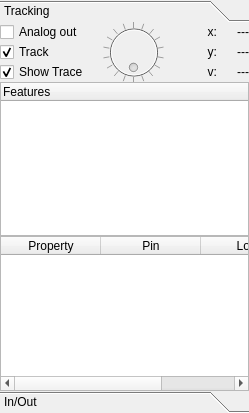
Old version of the form lib/ui/tab_objectsUi.ui in the repository gasparnori/Spotter.
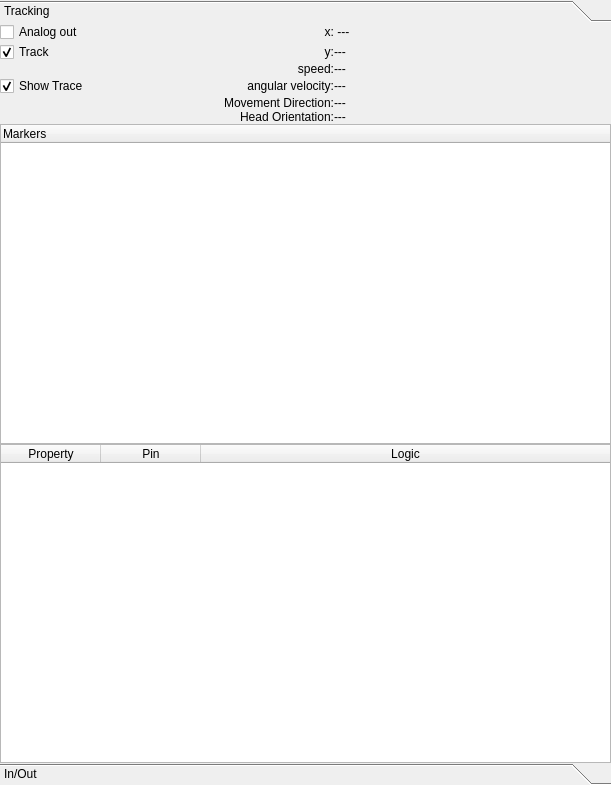
New version of the form.

Patch:
```diff
--- a/lib/ui/tab_objectsUi.ui
+++ b/lib/ui/tab_objectsUi.ui
@@ -6,8 +6,8 @@
    <rect>
     <x>0</x>
     <y>0</y>
-    <width>249</width>
-    <height>413</height>
+    <width>611</width>
+    <height>785</height>
    </rect>
   </property>
   <property name="windowTitle">
@@ -47,8 +47,8 @@
          <rect>
           <x>0</x>
           <y>0</y>
-          <width>247</width>
-          <height>369</height>
+          <width>609</width>
+          <height>725</height>
          </rect>
         </property>
         <attribute name="label">
@@ -69,7 +69,206 @@
            <property name="spacing">
             <number>0</number>
            </property>
-           <item row="3" column="0" colspan="5">
+           <item row="1" column="2">
+            <widget class="QLabel" name="lbl_x">
+             <property name="sizePolicy">
+              <sizepolicy hsizetype="Fixed" vsizetype="Preferred">
+               <horstretch>0</horstretch>
+               <verstretch>0</verstretch>
+              </sizepolicy>
+             </property>
+             <property name="minimumSize">
+              <size>
+               <width>32</width>
+               <height>0</height>
+              </size>
+             </property>
+             <property name="maximumSize">
+              <size>
+               <width>100</width>
+               <height>16777215</height>
+              </size>
+             </property>
+             <property name="text">
+              <string> ---</string>
+             </property>
+             <property name="alignment">
+              <set>Qt::AlignLeading|Qt::AlignLeft|Qt::AlignVCenter</set>
+             </property>
+            </widget>
+           </item>
+           <item row="2" column="2">
+            <widget class="QLabel" name="lbl_y">
+             <property name="sizePolicy">
+              <sizepolicy hsizetype="Fixed" vsizetype="Preferred">
+               <horstretch>0</horstretch>
+               <verstretch>0</verstretch>
+              </sizepolicy>
+             </property>
+             <property name="minimumSize">
+              <size>
+               <width>32</width>
+               <height>0</height>
+              </size>
+             </property>
+             <property name="maximumSize">
+              <size>
+               <width>100</width>
+               <height>16777215</height>
+              </size>
+             </property>
+             <property name="text">
+              <string>---</string>
+             </property>
+             <property name="alignment">
+              <set>Qt::AlignLeading|Qt::AlignLeft|Qt::AlignVCenter</set>
+             </property>
+            </widget>
+           </item>
+           <item row="8" column="2">
+            <widget class="QLabel" name="lbl_head_orientation">
+             <property name="sizePolicy">
+              <sizepolicy hsizetype="Fixed" vsizetype="Preferred">
+               <horstretch>0</horstretch>
+               <verstretch>0</verstretch>
+              </sizepolicy>
+             </property>
+             <property name="maximumSize">
+              <size>
+               <width>100</width>
+               <height>16777215</height>
+              </size>
+             </property>
+             <property name="text">
+              <string>---</string>
+             </property>
+             <property name="alignment">
+              <set>Qt::AlignLeading|Qt::AlignLeft|Qt::AlignVCenter</set>
+             </property>
+            </widget>
+           </item>
+           <item row="3" column="2">
+            <widget class="QLabel" name="lbl_speed">
+             <property name="sizePolicy">
+              <sizepolicy hsizetype="Fixed" vsizetype="Preferred">
+               <horstretch>0</horstretch>
+               <verstretch>0</verstretch>
+              </sizepolicy>
+             </property>
+             <property name="maximumSize">
+              <size>
+               <width>100</width>
+               <height>16777215</height>
+              </size>
+             </property>
+             <property name="text">
+              <string>---</string>
+             </property>
+             <property name="alignment">
+              <set>Qt::AlignLeading|Qt::AlignLeft|Qt::AlignVCenter</set>
+             </property>
+            </widget>
+           </item>
+           <item row="7" column="2">
+            <widget class="QLabel" name="lbl_movement_dir">
+             <property name="sizePolicy">
+              <sizepolicy hsizetype="Fixed" vsizetype="Preferred">
+               <horstretch>0</horstretch>
+               <verstretch>0</verstretch>
+              </sizepolicy>
+             </property>
+             <property name="maximumSize">
+              <size>
+               <width>100</width>
+               <height>16777215</height>
+              </size>
+             </property>
+             <property name="text">
+              <string>---</string>
+             </property>
+             <property name="alignment">
+              <set>Qt::AlignLeading|Qt::AlignLeft|Qt::AlignVCenter</set>
+             </property>
+            </widget>
+           </item>
+           <item row="5" column="2">
+            <widget class="QLabel" name="lbl_angularv">
+             <property name="sizePolicy">
+              <sizepolicy hsizetype="Fixed" vsizetype="Preferred">
+               <horstretch>0</horstretch>
+               <verstretch>0</verstretch>
+              </sizepolicy>
+             </property>
+             <property name="maximumSize">
+              <size>
+               <width>100</width>
+               <height>16777215</height>
+              </size>
+             </property>
+             <property name="text">
+              <string>---</string>
+             </property>
+             <property name="alignment">
+              <set>Qt::AlignLeading|Qt::AlignLeft|Qt::AlignVCenter</set>
+             </property>
+            </widget>
+           </item>
+           <item row="1" column="1">
+            <widget class="QLabel" name="lbl_xlbl">
+             <property name="sizePolicy">
+              <sizepolicy hsizetype="MinimumExpanding" vsizetype="Preferred">
+               <horstretch>0</horstretch>
+               <verstretch>0</verstretch>
+              </sizepolicy>
+             </property>
+             <property name="text">
+              <string>x:</string>
+             </property>
+             <property name="alignment">
+              <set>Qt::AlignRight|Qt::AlignTrailing|Qt::AlignVCenter</set>
+             </property>
+            </widget>
+           </item>
+           <item row="3" column="1">
+            <widget class="QLabel" name="lbl_speed_lbl">
+             <property name="sizePolicy">
+              <sizepolicy hsizetype="MinimumExpanding" vsizetype="Preferred">
+               <horstretch>0</horstretch>
+               <verstretch>0</verstretch>
+              </sizepolicy>
+             </property>
+             <property name="text">
+              <string>speed:</string>
+             </property>
+             <property name="alignment">
+              <set>Qt::AlignRight|Qt::AlignTrailing|Qt::AlignVCenter</set>
+             </property>
+            </widget>
+           </item>
+           <item row="2" column="1">
+            <widget class="QLabel" name="lbl_y_lbl">
+             <property name="sizePolicy">
+              <sizepolicy hsizetype="MinimumExpanding" vsizetype="Preferred">
+               <horstretch>0</horstretch>
+               <verstretch>0</verstretch>
+              </sizepolicy>
+             </property>
+             <property name="text">
+              <string>y:</string>
+             </property>
+             <property name="alignment">
+              <set>Qt::AlignRight|Qt::AlignTrailing|Qt::AlignVCenter</set>
+             </property>
+            </widget>
+           </item>
+           <item row="1" column="0">
+            <widget class="QCheckBox" name="ckb_analog_pos">
+             <property name="text">
+              <string>Analog out</string>
+             </property>
+            </widget>
+           </item>
+           <item row="9" column="0" colspan="4">
             <layout class="QGridLayout" name="gridLayout_10">
              <property name="spacing">
               <number>0</number>
@@ -142,117 +341,14 @@
                </attribute>
                <column>
                 <property name="text">
-                 <string>Features</string>
+                 <string>Markers</string>
                 </property>
                </column>
               </widget>
              </item>
             </layout>
            </item>
-           <item row="0" column="4">
-            <widget class="QLabel" name="lbl_x">
-             <property name="sizePolicy">
-              <sizepolicy hsizetype="Preferred" vsizetype="Preferred">
-               <horstretch>0</horstretch>
-               <verstretch>0</verstretch>
-              </sizepolicy>
-             </property>
-             <property name="minimumSize">
-              <size>
-               <width>32</width>
-               <height>0</height>
-              </size>
-             </property>
-             <property name="maximumSize">
-              <size>
-               <width>32</width>
-               <height>16777215</height>
-              </size>
-             </property>
-             <property name="text">
-              <string>---</string>
-             </property>
-             <property name="alignment">
-              <set>Qt::AlignRight|Qt::AlignTrailing|Qt::AlignVCenter</set>
-             </property>
-            </widget>
-           </item>
-           <item row="1" column="3">
-            <widget class="QLabel" name="lbl_y_lbl">
-             <property name="text">
-              <string>y:</string>
-             </property>
-             <property name="alignment">
-              <set>Qt::AlignRight|Qt::AlignTrailing|Qt::AlignVCenter</set>
-             </property>
-            </widget>
-           </item>
-           <item row="1" column="4">
-            <widget class="QLabel" name="lbl_y">
-             <property name="sizePolicy">
-              <sizepolicy hsizetype="Preferred" vsizetype="Preferred">
-               <horstretch>0</horstretch>
-               <verstretch>0</verstretch>
-              </sizepolicy>
-             </property>
-             <property name="minimumSize">
-              <size>
-               <width>32</width>
-               <height>0</height>
-              </size>
-             </property>
-             <property name="maximumSize">
-              <size>
-               <width>32</width>
-               <height>16777215</height>
-              </size>
-             </property>
-             <property name="text">
-              <string>---</string>
-             </property>
-             <property name="alignment">
-              <set>Qt::AlignRight|Qt::AlignTrailing|Qt::AlignVCenter</set>
-             </property>
-            </widget>
-           </item>
-           <item row="0" column="3">
-            <widget class="QLabel" name="lbl_xlbl">
-             <property name="text">
-              <string>x:</string>
-             </property>
-             <property name="alignment">
-              <set>Qt::AlignRight|Qt::AlignTrailing|Qt::AlignVCenter</set>
-             </property>
-            </widget>
-           </item>
-           <item row="2" column="3">
-            <widget class="QLabel" name="lbl_speed_lbl">
-             <property name="text">
-              <string>v:</string>
-             </property>
-             <property name="alignment">
-              <set>Qt::AlignRight|Qt::AlignTrailing|Qt::AlignVCenter</set>
-             </property>
-            </widget>
-           </item>
-           <item row="1" column="0">
-            <widget class="QCheckBox" name="ckb_track">
-             <property name="text">
-              <string>Track</string>
-             </property>
-             <property name="checked">
-              <bool>true</bool>
-             </property>
-            </widget>
-           </item>
-           <item row="0" column="0">
-            <widget class="QCheckBox" name="ckb_analog_pos">
-             <property name="text">
-              <string>Analog out</string>
-             </property>
-            </widget>
-           </item>
-           <item row="2" column="0">
+           <item row="5" column="0">
             <widget class="QCheckBox" name="ckb_trace">
              <property name="text">
               <string>Show Trace</string>
@@ -262,43 +358,76 @@
              </property>
             </widget>
            </item>
-           <item row="0" column="1" rowspan="3" colspan="2">
-            <widget class="QDial" name="dial_direction">
-             <property name="enabled">
-              <bool>false</bool>
+           <item row="2" column="0">
+            <widget class="QCheckBox" name="ckb_track">
+             <property name="text">
+              <string>Track</string>
              </property>
-             <property name="maximum">
-              <number>359</number>
+             <property name="checked">
+              <bool>true</bool>
              </property>
-             <property name="pageStep">
-              <number>1</number>
+            </widget>
+           </item>
+           <item row="7" column="1">
+            <widget class="QLabel" name="lbl_movement_dir_lbl">
+             <property name="sizePolicy">
+              <sizepolicy hsizetype="MinimumExpanding" vsizetype="Preferred">
+               <horstretch>0</horstretch>
+               <verstretch>0</verstretch>
+              </sizepolicy>
              </property>
+             <property name="text">
+              <string>Movement Direction:</string>
+             </property>
+             <property name="alignment">
+              <set>Qt::AlignRight|Qt::AlignTrailing|Qt::AlignVCenter</set>
+             </property>
+            </widget>
+           </item>
+           <item row="8" column="1">
+            <widget class="QLabel" name="lbl_head_orientation_lbl">
+             <property name="sizePolicy">
+              <sizepolicy hsizetype="MinimumExpanding" vsizetype="Preferred">
+               <horstretch>0</horstretch>
+               <verstretch>0</verstretch>
+              </sizepolicy>
+             </property>
+             <property name="text">
+              <string>Head Orientation:</string>
+             </property>
+             <property name="alignment">
+              <set>Qt::AlignRight|Qt::AlignTrailing|Qt::AlignVCenter</set>
+             </property>
+            </widget>
+           </item>
+           <item row="4" column="1" rowspan="2">
+            <widget class="QLabel" name="lbl_angularv_lbl">
+             <property name="sizePolicy">
+              <sizepolicy hsizetype="MinimumExpanding" vsizetype="MinimumExpanding">
+               <horstretch>0</horstretch>
+               <verstretch>0</verstretch>
+              </sizepolicy>
+             </property>
+             <property name="text">
+              <string>angular velocity:</string>
+             </property>
+             <property name="alignment">
+              <set>Qt::AlignRight|Qt::AlignTrailing|Qt::AlignVCenter</set>
+             </property>
+            </widget>
+           </item>
+           <item row="1" column="3" rowspan="8">
+            <spacer name="horizontalSpacer">
              <property name="orientation">
-              <enum>Qt::Vertical</enum>
+              <enum>Qt::Horizontal</enum>
              </property>
-             <property name="invertedAppearance">
-              <bool>false</bool>
+             <property name="sizeHint" stdset="0">
+              <size>
+               <width>40</width>
+               <height>20</height>
+              </size>
              </property>
-             <property name="wrapping">
-              <bool>true</bool>
-             </property>
-             <property name="notchTarget">
-              <double>20.000000000000000</double>
-             </property>
-             <property name="notchesVisible">
-              <bool>true</bool>
-             </property>
-            </widget>
-           </item>
-           <item row="2" column="4">
-            <widget class="QLabel" name="lbl_speed">
-             <property name="text">
-              <string>---</string>
-             </property>
-             <property name="alignment">
-              <set>Qt::AlignRight|Qt::AlignTrailing|Qt::AlignVCenter</set>
-             </property>
-            </widget>
+            </spacer>
            </item>
           </layout>
          </item>
```
Left out of the diff: 6 changed lines with no effect on the pictures.
